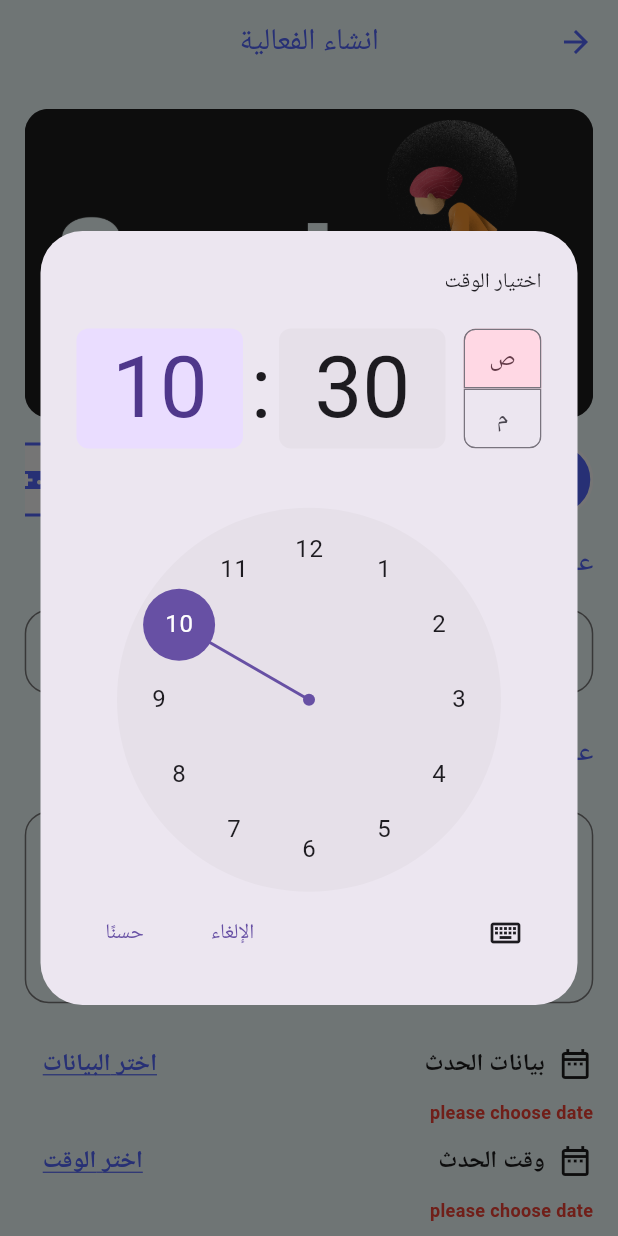
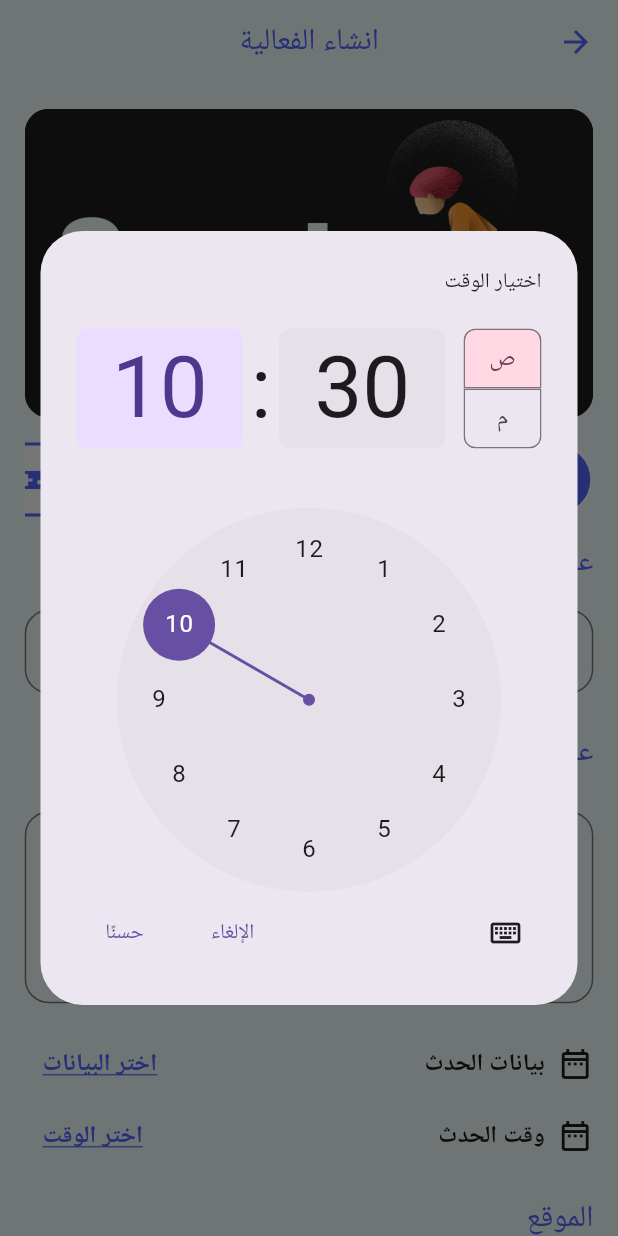
Before and after one commit to MohammedEhab0/Event_Planning_App, a Flutter app: the CreateEvent screen opened by its route, after a tap on "اختر الوقت", on a phone screen of 412 x 824 dp. Run offline on Flutter 3.47's test engine with Material 3 defaults, Android fonts, the light colour scheme and no system bars; our stand-ins replace animated_toggle_switch, cloud_firestore, dropdown_button2, easy_localization, firebase_core, fluttertoast and 3 more; accounts and stored records are empty.

Commit message:
add firebase.json add firebase_options.dart add FireBaseUtils.dart add fireBaseFireStore

```diff
--- /dev/null
+++ b/lib/Modal/Event.dart
@@ -0,0 +1,50 @@
+class Event {
+  static const String collectionName = 'Event';
+  String id;
+
+  String title;
+
+  String description;
+
+  String eventName;
+  String image;
+  String time;
+  DateTime date;
+
+  bool isFavorite;
+
+  Event(
+      {required this.eventName,
+      this.id = '',
+      required this.title,
+      required this.description,
+      required this.image,
+      required this.date,
+      required this.time,
+      this.isFavorite = false});
+
+  Event.fromFireStore(Map<String, dynamic> data)
+      : this(
+          id: data['id'],
+          title: data['title'],
+          description: data['description'],
+          image: data['image'],
+          eventName: data['eventName'],
+          time: data['time'],
+          date: DateTime.fromMillisecondsSinceEpoch(data['date']),
+          isFavorite: data['isFavorite'],
+        );
+
+  Map<String, dynamic> tofireStore() {
+    return {
+      'id': id,
+      'title': title,
+      'description': description,
+      'image': image,
+      'eventName': eventName,
+      'time': time,
+      'date': date.millisecondsSinceEpoch,
+      'isFavorite': isFavorite,
+    };
+  }
+}
--- a/lib/UI/HomeScreen/CreateEvent/CreateEvent.dart
+++ b/lib/UI/HomeScreen/CreateEvent/CreateEvent.dart
@@ -1,3 +1,5 @@
+
+
 import 'package:easy_localization/easy_localization.dart';
 import 'package:event_planning_app/UI/HomeScreen/HomeTab/EventBarItem.dart';
 import 'package:event_planning_app/UI/HomeScreen/HomeTab/EventItem.dart';
@@ -8,16 +10,21 @@ import 'package:event_planning_app/UI/Widgets/CustomTextField.dart';
 import 'package:event_planning_app/Utils/AppAssets.dart';
 import 'package:event_planning_app/Utils/AppColors.dart';
 import 'package:event_planning_app/Utils/AppStyle.dart';
+import 'package:event_planning_app/Utils/FireBaseUtils.dart';
 import 'package:flutter/material.dart';
+import 'package:event_planning_app/Modal/Event.dart';
+import 'package:fluttertoast/fluttertoast.dart';
 
 class CreateEvent extends StatefulWidget {
   static const routeName = 'CreateEvent';
+
 
   @override
   State<CreateEvent> createState() => _CreateEventState();
 }
 
 class _CreateEventState extends State<CreateEvent> {
+  var formKey = GlobalKey<FormState>();
   int selectedIndex = 0;
   final List<TabBarData> EventList = [
     TabBarData(text: "Sport".tr(), iconTab: Icons.directions_bike_sharp),
@@ -49,14 +56,17 @@ class _CreateEventState extends State<CreateEvent> {
   String? formatTime;
   TextEditingController titleController = TextEditingController();
   TextEditingController descriptionController = TextEditingController();
+  String selectedImage = '';
+  String selectedEventName = '';
+
   @override
   Widget build(BuildContext context) {
     final width = MediaQuery.of(context).size.width;
     final height = MediaQuery.of(context).size.height;
-    String selectedImage = imageEventList[selectedIndex];
-    String selectedEventName = EventList[selectedIndex].text;
+    selectedImage = imageEventList[selectedIndex];
+    selectedEventName = EventList[selectedIndex].text;
 
-    var formKey = GlobalKey<FormState>();
+
     return Scaffold(
       appBar: AppBar(
         elevation: 0,
@@ -81,7 +91,7 @@ class _CreateEventState extends State<CreateEvent> {
                     borderRadius: BorderRadius.circular(16),
                     image: DecorationImage(
                         fit: BoxFit.fill,
-                        image: AssetImage(imageEventList[0]))),
+                        image: AssetImage(imageEventList[selectedIndex]))),
               ),
               SizedBox(height: height * .02),
               Container(
@@ -121,7 +131,8 @@ class _CreateEventState extends State<CreateEvent> {
                         style: AppStyle.light20PrimaryLight,
                       ),
                       SizedBox(height: height * .02),
-                      CustomTextField(textInputType: TextInputType.text,
+                      CustomTextField(
+                        textInputType: TextInputType.text,
                         validator: (text) {
                           if (text == null || text.isEmpty) {
                             return "please enter title";
@@ -137,19 +148,20 @@ class _CreateEventState extends State<CreateEvent> {
                         style: AppStyle.light20PrimaryLight,
                       ),
                       SizedBox(height: height * .03),
-                      CustomTextField(textInputType: TextInputType.text,
-                        validator:(text){
-                          if(text ==null || text.isEmpty){
+                      CustomTextField(
+                        textInputType: TextInputType.text,
+                        validator: (text) {
+                          if (text == null || text.isEmpty) {
                             return "please Enter Description";
                           }
-                          return null ;
+                          return null;
                         },
                         controller: descriptionController,
                         maxLine: 4,
                         hintText: "description".tr(),
-                      ) ],
+                      )
+                    ],
                   )),
-
               SizedBox(height: height * .02),
               Row(
                 children: [
@@ -176,7 +188,7 @@ class _CreateEventState extends State<CreateEvent> {
                             decorationColor: AppColors.primarylight),
                       ))
                 ],
-              ),  selectedDate == null? Text ("please choose date",style: AppStyle.bold12gray.copyWith(color: Colors.red),):Text (""),
+              ),
               Row(
                 children: [
                   Icon(
@@ -200,8 +212,8 @@ class _CreateEventState extends State<CreateEvent> {
                             decorationColor: AppColors.primarylight),
                       ))
                 ],
-              ), formatTime == null ? Text ("please choose date",style: AppStyle.bold12gray.copyWith(color: Colors.red),):Text ("")
-              ,SizedBox(height: height * .02),
+              ),
+              SizedBox(height: height * .02),
               Text(
                 'location'.tr(),
                 style: AppStyle.light20PrimaryLight,
@@ -240,8 +252,50 @@ class _CreateEventState extends State<CreateEvent> {
               SizedBox(height: height * .03),
               CustomElevatedButton(
                 onPressed: () {
-                  if (formKey.currentState?.validate() == true) {}
+                  // Validate the form
+                  if (formKey.currentState?.validate() == true) {
+                    // Check if a date has been selected
+                    if (selectedDate == null) {
+                      ScaffoldMessenger.of(context).showSnackBar(
+                        SnackBar(content: Text("Please choose a date")),
+                      );
+                      return;
+                    }
 
+                    // Check if a time has been selected
+                    if (formatTime == null) {
+                      ScaffoldMessenger.of(context).showSnackBar(
+                        SnackBar(content: Text("Please choose a time")),
+                      );
+                      return;
+                    }
+
+                    // Create the event object
+                    Event event = Event(
+                      eventName: selectedEventName,
+                      title: titleController.text,
+                      description: descriptionController.text,
+                      image: selectedImage,
+                      date: selectedDate!,
+                      time: formatTime!,
+                    );
+
+                    // Add the event to Firestore
+                    FireBaseUtils.addEventToFireStore(event).timeout(
+                      Duration(milliseconds: 500),onTimeout: (){
+                        print('event add successfully ');
+                        Fluttertoast.showToast(
+                            msg: "event add successfully",
+                            toastLength: Toast.LENGTH_SHORT,
+                            gravity: ToastGravity.CENTER,
+                            timeInSecForIosWeb:60,
+                            backgroundColor: AppColors.primarylight,
+                            textColor: AppColors.backgroundlight,
+                            fontSize: 16.0
+                        );
+                    }
+                      );
+                  }
                 },
                 textButton: "add Event".tr(),
               )
@@ -263,11 +317,18 @@ class _CreateEventState extends State<CreateEvent> {
   }
 
   chooseTime() async {
-    var chooseTime =
-        await showTimePicker(context: context, initialTime: TimeOfDay.now());
-    selectedTime = chooseTime!.format(context);
-    formatTime = selectedTime;
-    setState(() {});
+
+    var chooseTime = await showTimePicker(context: context, initialTime: TimeOfDay.now());
+
+    if (chooseTime != null) {
+
+      selectedTime = chooseTime.format(context);
+
+      formatTime = selectedTime;
+
+      setState(() {});
+
+    }
+
   }
-
 }
--- a/pubspec.yaml
+++ b/pubspec.yaml
@@ -43,6 +43,9 @@ dependencies:
   icons_plus: ^5.0.0
   dropdown_button2: ^2.3.9
   introduction_screen: ^3.1.12
+  firebase_core: ^2.24.2
+  cloud_firestore: ^4.14.0
+  fluttertoast: ^8.2.5
 
 dev_dependencies:
   flutter_test:
```
Also changed, not shown: lib/Utils/FireBaseUtils.dart (added, +19 -0 lines), lib/main.dart (+20 -6 lines), firebase.json (added), lib/firebase_options.dart (added), pubspec.lock, 3 other files.
